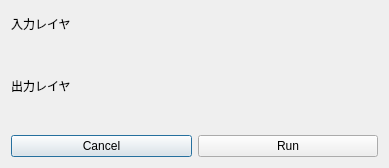
This is dem_to_csmap.ui in MIERUNE/csmap-qgis-plugin as Qt 5 draws it before an edit. The edited form follows.
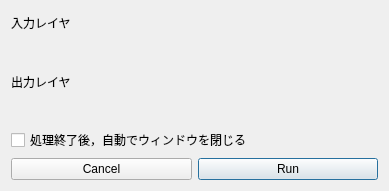
This is the edited form. Custom widgets are drawn as their Qt base class.

Commit message: 設定画面を常に全面に表示

Patch:
```diff
--- a/dem_to_csmap.ui
+++ b/dem_to_csmap.ui
@@ -7,7 +7,7 @@
     <x>0</x>
     <y>0</y>
     <width>389</width>
-    <height>168</height>
+    <height>191</height>
    </rect>
   </property>
   <property name="windowTitle">
@@ -34,6 +34,13 @@
    <item>
     <widget class="QgsFileWidget" name="mQgsFileWidget_output"/>
    </item>
+   <item>
+    <widget class="QCheckBox" name="checkBox_closeAfterProcessing">
+     <property name="text">
+      <string>処理終了後，自動でウィンドウを閉じる</string>
+     </property>
+    </widget>
+   </item>
    <item>
     <layout class="QHBoxLayout" name="horizontalLayout">
      <item>
@@ -41,6 +48,9 @@
        <property name="text">
         <string>Cancel</string>
        </property>
+       <property name="autoDefault">
+        <bool>false</bool>
+       </property>
       </widget>
      </item>
      <item>
```
Left out of the diff: 2 changed lines with no effect on the pictures. The commit also changes 1 other file.
